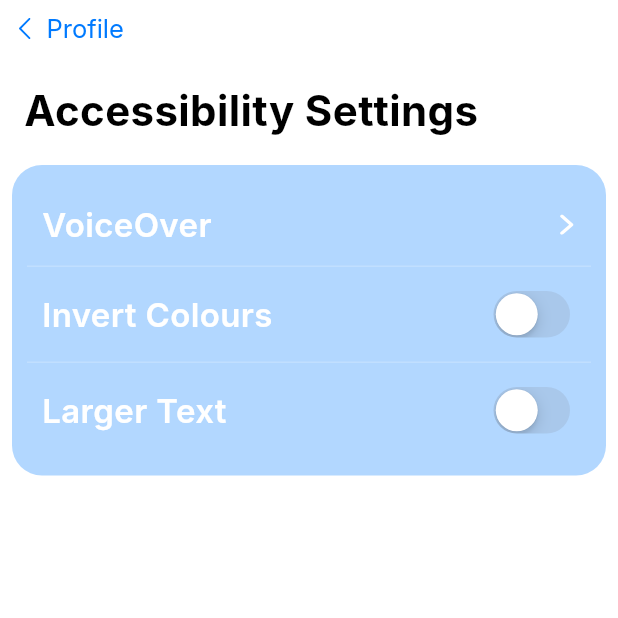
After one commit to ntua-el21059/TrackEat, a Flutter app: the AccessibilitySettingsScreen screen opened by its route, on a phone screen of 412 x 824 dp, the top half of it. The commit adds this screen. Run offline on Flutter 3.47's test engine with Material 3 defaults, Android fonts, the phone set to English and light mode, and no system bars; our stand-ins replace cached_network_image, camera, cloud_firestore, connectivity_plus, firebase_auth, firebase_core and 5 more; missing offline and left inert: activity_ring; accounts and stored records are empty; Roboto replaces fonts that are missing (Inter); project files that could hold a hidden picture were left out.

Commit message:
added accessibility settings screen

```diff
--- /dev/null
+++ b/lib/presentation/accessibility_settings_screen/accessibility_settings_screen.dart
@@ -0,0 +1,144 @@
+import 'package:flutter/material.dart';
+import 'package:flutter/cupertino.dart';
+import 'package:flutter/services.dart';
+import '../../core/app_export.dart';
+import '../../widgets/app_bar/appbar_leading_image.dart';
+import '../../widgets/app_bar/appbar_subtitle.dart';
+import '../../widgets/app_bar/custom_app_bar.dart';
+import 'provider/accessibility_settings_provider.dart';
+
+class AccessibilitySettingsScreen extends StatefulWidget {
+  const AccessibilitySettingsScreen({Key? key}) : super(key: key);
+
+  @override
+  AccessibilitySettingsScreenState createState() => AccessibilitySettingsScreenState();
+
+  static Widget builder(BuildContext context) {
+    return ChangeNotifierProvider(
+      create: (context) => AccessibilitySettingsProvider(),
+      child: AccessibilitySettingsScreen(),
+    );
+  }
+}
+
+class AccessibilitySettingsScreenState extends State<AccessibilitySettingsScreen> {
+  @override
+  void initState() {
+    super.initState();
+    // Initialize settings after the widget is built
+    WidgetsBinding.instance.addPostFrameCallback((_) {
+      Provider.of<AccessibilitySettingsProvider>(context, listen: false)
+          .initializeSettings(context);
+    });
+  }
+
+  @override
+  Widget build(BuildContext context) {
+    return Scaffold(
+      backgroundColor: Colors.white,
+      appBar: CustomAppBar(
+        height: 38.h,
+        leadingWidth: 24.h,
+        leading: AppbarLeadingImage(
+          imagePath: ImageConstant.imgArrowLeftPrimary,
+          margin: EdgeInsets.only(left: 8.h),
+          onTap: () {
+            Navigator.pop(context);
+          },
+        ),
+        title: AppbarSubtitle(
+          text: "Profile",
+          margin: EdgeInsets.only(left: 7.h),
+        ),
+      ),
+      body: SafeArea(
+        top: false,
+        child: Column(
+          crossAxisAlignment: CrossAxisAlignment.start,
+          children: [
+            Padding(
+              padding: EdgeInsets.all(16.h),
+              child: Text(
+                "Accessibility Settings",
+                style: theme.textTheme.headlineMedium?.copyWith(
+                  color: Colors.black,
+                  fontWeight: FontWeight.bold,
+                ),
+              ),
+            ),
+            Container(
+              width: double.maxFinite,
+              margin: EdgeInsets.symmetric(horizontal: 8.h),
+              padding: EdgeInsets.symmetric(
+                horizontal: 10.h,
+                vertical: 12.h,
+              ),
+              decoration: BoxDecoration(
+                color: Color(0xFFB2D7FF),
+                borderRadius: BorderRadius.circular(20),
+              ),
+              child: Column(
+                mainAxisSize: MainAxisSize.min,
+                children: [
+                  _buildSettingItem(
+                    "VoiceOver",
+                    context.watch<AccessibilitySettingsProvider>().voiceOver,
+                    () => context.read<AccessibilitySettingsProvider>().toggleVoiceOver(),
+                    isSwitch: false,
+                  ),
+                  Divider(height: 1, color: Colors.white.withOpacity(0.2)),
+                  _buildSettingItem(
+                    "Invert Colours",
+                    context.watch<AccessibilitySettingsProvider>().invertColors,
+                    () => context.read<AccessibilitySettingsProvider>().toggleInvertColors(context),
+                    isSwitch: true,
+                  ),
+                  Divider(height: 1, color: Colors.white.withOpacity(0.2)),
+                  _buildSettingItem(
+                    "Larger Text",
+                    context.watch<AccessibilitySettingsProvider>().largerText,
+                    () => context.read<AccessibilitySettingsProvider>().toggleLargerText(context),
+                    isSwitch: true,
+                  ),
+                ],
+              ),
+            ),
+          ],
+        ),
+      ),
+    );
+  }
+
+  Widget _buildSettingItem(String title, bool value, VoidCallback onChanged, {bool isSwitch = false}) {
+    return Padding(
+      padding: EdgeInsets.symmetric(horizontal: 10.h, vertical: 12.h),
+      child: Row(
+        mainAxisAlignment: MainAxisAlignment.spaceBetween,
+        children: [
+          Text(
+            title,
+            style: theme.textTheme.titleLarge?.copyWith(
+              color: Colors.white,
+              fontWeight: FontWeight.w600,
+            ),
+          ),
+          isSwitch
+            ? CupertinoSwitch(
+                value: value,
+                onChanged: (_) => onChanged(),
+                activeColor: Colors.blue,
+              )
+            : GestureDetector(
+                onTap: onChanged,
+                child: CustomImageView(
+                  imagePath: ImageConstant.imgArrowRight,
+                  height: 14.h,
+                  width: 14.h,
+                  color: Colors.white,
+                ),
+              ),
+        ],
+      ),
+    );
+  }
+}
--- /dev/null
+++ b/lib/presentation/accessibility_settings_screen/models/accessibility_settings_model.dart
@@ -0,0 +1,7 @@
+import '../../../core/app_export.dart';
+
+class AccessibilitySettingsModel {
+  bool voiceOver = false;
+  bool invertColors = false;
+  bool largerText = false;
+}
--- /dev/null
+++ b/lib/presentation/accessibility_settings_screen/provider/accessibility_settings_provider.dart
@@ -0,0 +1,58 @@
+import 'package:flutter/material.dart';
+import 'package:flutter/services.dart';
+import '../models/accessibility_settings_model.dart';
+import '../../../theme/theme_provider.dart' as app_theme;
+import 'package:provider/provider.dart';
+
+class AccessibilitySettingsProvider extends ChangeNotifier {
+  AccessibilitySettingsModel _model = AccessibilitySettingsModel();
+  static const platform = MethodChannel('com.trackeat.app/accessibility');
+
+  // Initialize the provider with current theme settings
+  void initializeSettings(BuildContext context) async {
+    final themeProvider = Provider.of<app_theme.ThemeProvider>(context, listen: false);
+    _model.invertColors = themeProvider.invertColors;
+    _model.largerText = themeProvider.largerText;
+
+    try {
+      final bool isEnabled = await platform.invokeMethod('isVoiceAssistantEnabled');
+      _model.voiceOver = isEnabled;
+    } catch (e) {
+      print('Failed to get TalkBack status: $e');
+    }
+
+    notifyListeners();
+  }
+
+  bool get voiceOver => _model.voiceOver;
+  bool get invertColors => _model.invertColors;
+  bool get largerText => _model.largerText;
+
+  Future<void> toggleVoiceOver() async {
+    _model.voiceOver = !_model.voiceOver;
+
+    if (_model.voiceOver) {
+      try {
+        await platform.invokeMethod('openAccessibilitySettings');
+      } catch (e) {
+        print('Failed to open accessibility settings: $e');
+      }
+    }
+
+    notifyListeners();
+  }
+
+  void toggleInvertColors(BuildContext context) {
+    _model.invertColors = !_model.invertColors;
+    Provider.of<app_theme.ThemeProvider>(context, listen: false)
+        .toggleInvertColors(_model.invertColors);
+    notifyListeners();
+  }
+
+  void toggleLargerText(BuildContext context) {
+    _model.largerText = !_model.largerText;
+    Provider.of<app_theme.ThemeProvider>(context, listen: false)
+        .toggleLargerText(_model.largerText);
+    notifyListeners();
+  }
+}
--- a/lib/presentation/profile_static_screen/profile_static_screen.dart
+++ b/lib/presentation/profile_static_screen/profile_static_screen.dart
@@ -328,12 +328,17 @@ class ProfileStaticScreenState extends State<ProfileStaticScreen> {
         actions: [
           Padding(
             padding: EdgeInsets.only(right: 16.h, top: 7.h),
+            child: GestureDetector(
+              onTap: () {
+                Navigator.pushNamed(context, AppRoutes.accessibilitySettingsScreen);
+              },
               child: CustomImageView(
                 imagePath: ImageConstant.imgAccessibility,
                 height: 24.h,
                 width: 24.h,
                 color: theme.colorScheme.primary,
                 fit: BoxFit.contain,
+              ),
             ),
           ),
         ],
--- a/lib/routes/app_routes.dart
+++ b/lib/routes/app_routes.dart
@@ -25,6 +25,7 @@ import '../presentation/homepage_history/home_screen/home_screen.dart';
 import '../presentation/homepage_history/history_today_tab_screen/history_today_tab_screen.dart';
 import '../presentation/profile_screen/profile_screen.dart';
 import '../presentation/profile_static_screen/profile_static_screen.dart';
+import '../presentation/accessibility_settings_screen/accessibility_settings_screen.dart';
 
 class AppRoutes {
   static const String createAccountScreen = '/create_account_screen';
@@ -89,5 +90,6 @@ class AppRoutes {
         initialRoute: SplashScreen.builder,
         profileScreen: (context) => ProfileScreen(),
         profileStaticScreen: (context) => const ProfileStaticScreen(),
+        accessibilitySettingsScreen: (context) => AccessibilitySettingsScreen.builder(context),
       };
 }
--- /dev/null
+++ b/lib/theme/theme_provider.dart
@@ -0,0 +1,31 @@
+import 'package:flutter/material.dart';
+
+class ThemeProvider extends ChangeNotifier {
+  bool _invertColors = false;
+  bool _largerText = false;
+
+  bool get invertColors => _invertColors;
+  bool get largerText => _largerText;
+  double get textScaleFactor => _largerText ? 1.2 : 1.0;  // 20% larger when enabled
+
+  void toggleInvertColors(bool value) {
+    _invertColors = value;
+    notifyListeners();
+  }
+
+  void toggleLargerText(bool value) {
+    _largerText = value;
+    notifyListeners();
+  }
+
+  Color invertColor(Color color) {
+    if (!_invertColors) return color;
+
+    return Color.fromARGB(
+      color.alpha,
+      255 - color.red,
+      255 - color.green,
+      255 - color.blue,
+    );
+  }
+}
```
Also changed, not shown: lib/main.dart (+42 -12 lines), lib/presentation/profile_screen/profile_screen.dart (+7 -2 lines), 4 other files. Lines whose indentation alone changed are shown as unchanged.
